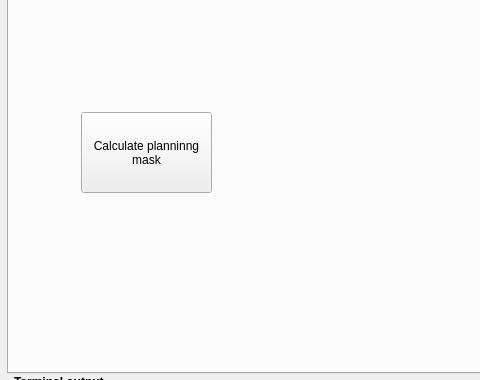
First picture: the form in BabelBrain/form.ui, repository ProteusMRIgHIFU/BabelBrain, before the edit; both pictures show x 0 to 480 and y 201 to 581 of the 1309 by 736 pixel window.
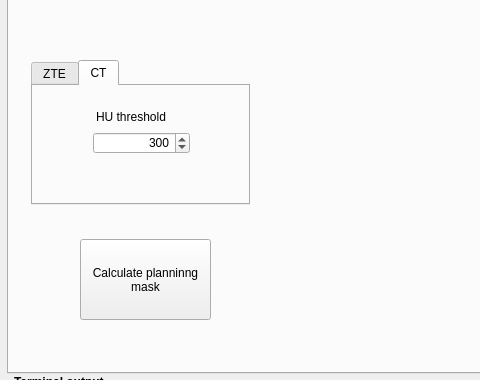
Second picture: the form after the edit. The open tabs and pages were chosen to show the change.

```diff
--- a/BabelBrain/form.ui
+++ b/BabelBrain/form.ui
@@ -145,7 +145,7 @@
      <property name="geometry">
       <rect>
        <x>260</x>
-       <y>44</y>
+       <y>40</y>
        <width>1013</width>
        <height>400</height>
       </rect>
@@ -154,8 +154,8 @@
     <widget class="QPushButton" name="CalculatePlanningMask">
      <property name="geometry">
       <rect>
-       <x>72</x>
-       <y>225</y>
+       <x>71</x>
+       <y>352</y>
        <width>131</width>
        <height>81</height>
       </rect>
@@ -171,6 +171,94 @@
 mask</string>
      </property>
     </widget>
+    <widget class="QTabWidget" name="CTZTETabs">
+     <property name="geometry">
+      <rect>
+       <x>22</x>
+       <y>173</y>
+       <width>219</width>
+       <height>145</height>
+      </rect>
+     </property>
+     <property name="currentIndex">
+      <number>0</number>
+     </property>
+     <widget class="QWidget" name="ZTEtab">
+      <property name="enabled">
+       <bool>true</bool>
+      </property>
+      <attribute name="title">
+       <string>ZTE</string>
+      </attribute>
+      <widget class="QWidget" name="verticalLayoutWidget">
+       <property name="geometry">
+        <rect>
+         <x>12</x>
+         <y>59</y>
+         <width>193</width>
+         <height>40</height>
+        </rect>
+       </property>
+       <layout class="QVBoxLayout" name="LayRange"/>
+      </widget>
+      <widget class="QLabel" name="label">
+       <property name="geometry">
+        <rect>
+         <x>36</x>
+         <y>24</y>
+         <width>165</width>
+         <height>16</height>
+        </rect>
+       </property>
+       <property name="text">
+        <string>Normalized ZTE Range</string>
+       </property>
+      </widget>
+     </widget>
+     <widget class="QWidget" name="tab_3">
+      <attribute name="title">
+       <string>CT</string>
+      </attribute>
+      <widget class="QDoubleSpinBox" name="HUThresholdSpinBox">
+       <property name="geometry">
+        <rect>
+         <x>60</x>
+         <y>46</y>
+         <width>97</width>
+         <height>22</height>
+        </rect>
+       </property>
+       <property name="alignment">
+        <set>Qt::AlignRight|Qt::AlignTrailing|Qt::AlignVCenter</set>
+       </property>
+       <property name="decimals">
+        <number>0</number>
+       </property>
+       <property name="maximum">
+        <double>5000.000000000000000</double>
+       </property>
+       <property name="singleStep">
+        <double>10.000000000000000</double>
+       </property>
+       <property name="value">
+        <double>300.000000000000000</double>
+       </property>
+      </widget>
+      <widget class="QLabel" name="label_5">
+       <property name="geometry">
+        <rect>
+         <x>63</x>
+         <y>23</y>
+         <width>80</width>
+         <height>16</height>
+        </rect>
+       </property>
+       <property name="text">
+        <string>HU threshold</string>
+       </property>
+      </widget>
+     </widget>
+    </widget>
    </widget>
   </widget>
   <widget class="QTextBrowser" name="outputTerminal">
```
Left out of the diff: 3 changed lines with no effect on the pictures.
